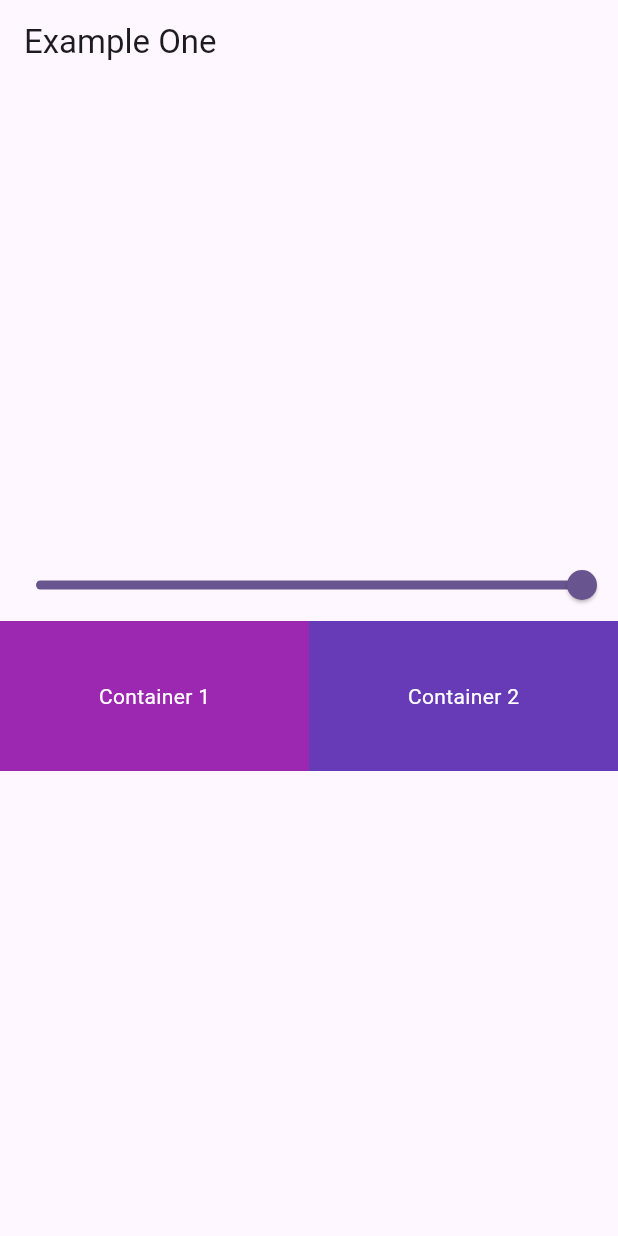
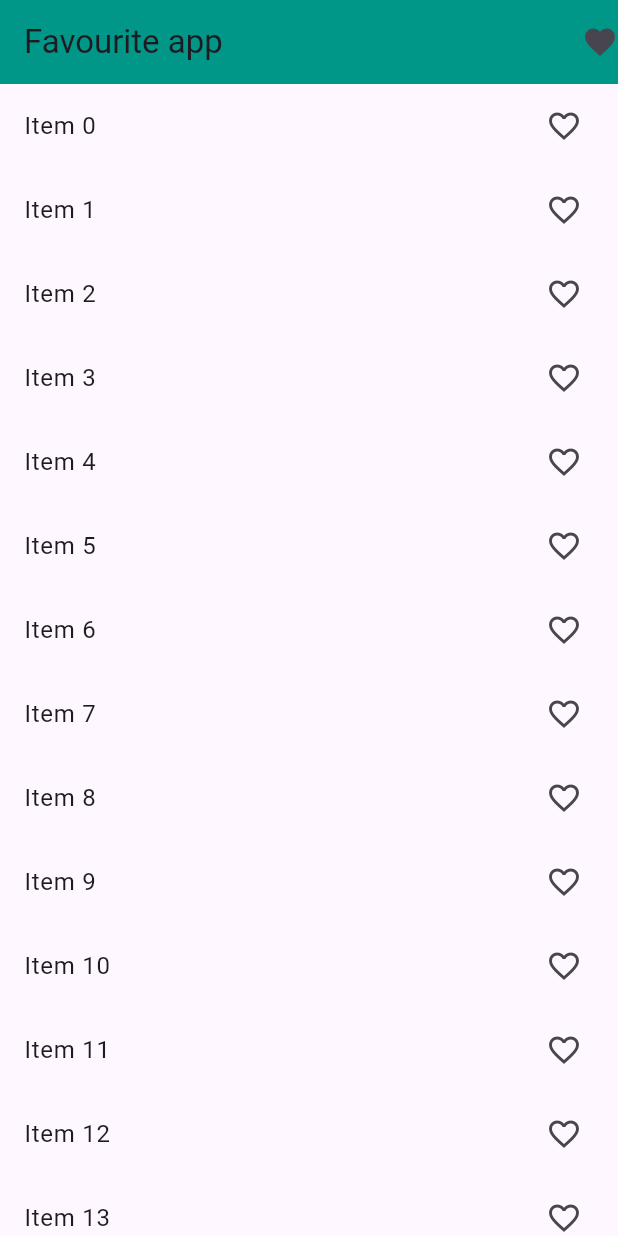
Before and after one commit to Haroon913/provider_flutter, a Flutter app: the screen it shows after launch, on a phone screen of 412 x 824 dp. Run offline on Flutter 3.47's test engine with Material 3 defaults, Android fonts, the phone set to English and light mode, and no system bars; missing offline and left inert: dart:ffi.

Commit message:
lecture 7

```diff
--- a/lib/main.dart
+++ b/lib/main.dart
@@ -1,8 +1,10 @@
 import 'package:flutter/material.dart';
 import 'package:flutter_provider/provider/count_provider.dart';
 import 'package:flutter_provider/provider/example_one_provider.dart';
+import 'package:flutter_provider/provider/favourite_provider.dart';
 import 'package:flutter_provider/screens/count_example.dart';
 import 'package:flutter_provider/screens/example_one.dart';
+import 'package:flutter_provider/screens/favourite/favouritescreen.dart';
 import 'package:provider/provider.dart';
 
 void main() {
@@ -18,7 +20,8 @@ class MyApp extends StatelessWidget {
     return MultiProvider(
       providers: [
         ChangeNotifierProvider(create: (_) => CountProvider()),
-        ChangeNotifierProvider(create: (_) => ExampleOneProvider())
+        ChangeNotifierProvider(create: (_) => ExampleOneProvider()),
+        ChangeNotifierProvider(create: (_) => FavouriteItemProvider())
       ],
       child: MaterialApp(
         title: 'Flutter Demo',
@@ -26,7 +29,7 @@ class MyApp extends StatelessWidget {
           colorScheme: ColorScheme.fromSeed(seedColor: Colors.deepPurple),
           useMaterial3: true,
         ),
-        home: const ExampleOneScreen(),
+        home: const Favouritescreen(),
       ),
     );
   }
--- /dev/null
+++ b/lib/provider/favourite_provider.dart
@@ -0,0 +1,15 @@
+import 'package:flutter/material.dart';
+
+class FavouriteItemProvider with ChangeNotifier {
+  final List<int> _selectedItem = [];
+  List<int> get selectedItem => _selectedItem;
+  void addItem(int value) {
+    _selectedItem.add(value);
+    notifyListeners();
+  }
+
+  void removeItem(int value) {
+    _selectedItem.remove(value);
+    notifyListeners();
+  }
+}
--- /dev/null
+++ b/lib/screens/favourite/favouritescreen.dart
@@ -0,0 +1,61 @@
+import 'package:flutter/material.dart';
+import 'package:flutter_provider/provider/favourite_provider.dart';
+import 'package:flutter_provider/screens/favourite/myfavourite.dart';
+import 'package:provider/provider.dart';
+
+class Favouritescreen extends StatefulWidget {
+  const Favouritescreen({super.key});
+
+  @override
+  State<Favouritescreen> createState() => _FavouritescreenState();
+}
+
+class _FavouritescreenState extends State<Favouritescreen> {
+  List<int> selectedItem = [];
+  @override
+  Widget build(BuildContext context) {
+    print('build');
+    return Scaffold(
+      appBar: AppBar(
+        backgroundColor: Colors.teal,
+        title: const Text('Favourite app'),
+        actions: [
+          InkWell(
+              onTap: () {
+                Navigator.push(
+                    context,
+                    MaterialPageRoute(
+                        builder: (context) => MyFavouriteScreen()));
+              },
+              child: Icon(Icons.favorite))
+        ],
+      ),
+      body: Column(
+        children: [
+          Expanded(
+            child: ListView.builder(
+                itemCount: 100,
+                itemBuilder: (context, index) {
+                  return Consumer<FavouriteItemProvider>(
+                      builder: (context, value, child) {
+                    return ListTile(
+                      onTap: () {
+                        if (value.selectedItem.contains(index)) {
+                          value.removeItem(index);
+                        } else {
+                          value.addItem(index);
+                        }
+                      },
+                      title: Text('Item ${index.toString()}'),
+                      trailing: Icon(value.selectedItem.contains(index)
+                          ? Icons.favorite
+                          : Icons.favorite_outline),
+                    );
+                  });
+                }),
+          ),
+        ],
+      ),
+    );
+  }
+}
```
Also changed, not shown: lib/screens/favourite/myfavourite.dart (added, +50 -0 lines).
